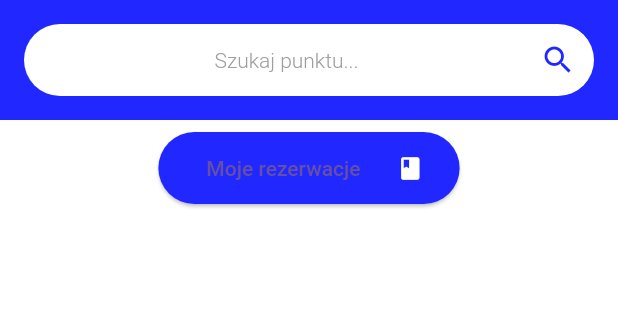
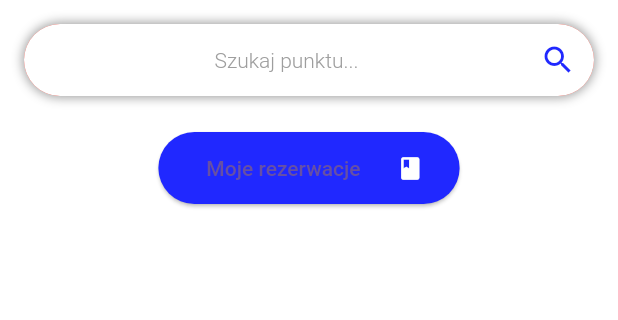
Before and after one commit to lvmjg/i_table, a Flutter app: the screen it shows after launch, on a phone screen of 412 x 824 dp, the part 585-905 px from its top. Run offline on Flutter 3.47's test engine with Material 2 defaults, Android fonts, the phone set to English and light mode, and no system bars; our stand-ins replace auto_size_text, bloc, cloud_firestore, cloud_functions, dartz, equatable and 8 more; missing offline and left inert: firebase_ui_auth, panorama; accounts and stored records are empty; statements that could not run were skipped.

Commit message:
PlaceSearchPage refactoring (remove entity keyword instead add model keyword to DTOs)

```diff
--- a/lib/features/place_search/data/repositories/place_search_repository.dart
+++ b/lib/features/place_search/data/repositories/place_search_repository.dart
@@ -1,25 +1,28 @@
 import 'package:dartz/dartz.dart';
 import 'package:i_table/core/error/exceptions.dart';
+import 'package:i_table/core/error/failures.dart';
 
-import '../../../../core/error/failures.dart';
-import '../../domain/entities/place_search_entity.dart';
+import '../../domain/entities/place_search.dart';
+import '../../domain/entities/place_search_factory.dart';
 import '../datasources/place_search_remote_data_source.dart';
+import '../models/place_search_model.dart';
 
 abstract class PlaceSearchRepository {
-  Future<Either<Failure, List<PlaceSearchEntity>>> fetchPlaces();
+  Future<Either<Failure, List<PlaceSearch>>> fetchPlaces();
 }
 
 class PlaceSearchRepositoryImpl implements PlaceSearchRepository {
   final PlaceSearchRemoteDataSource remote;
 
-  PlaceSearchRepositoryImpl(this.remote);
+  final PlaceSearchFactory placeSearchFactory;
+
+  PlaceSearchRepositoryImpl(this.remote, this.placeSearchFactory);
 
   @override
-  Future<Either<Failure, List<PlaceSearchEntity>>> fetchPlaces() async {
-    List<PlaceSearchEntity> places = [];
+  Future<Either<Failure, List<PlaceSearch>>> fetchPlaces() async {
     try {
-      places = await remote.fetchPlaces();
-      return Right(places);
+      List<PlaceSearchModel> places = await remote.fetchPlaces();
+      return Right(placeSearchFactory.getPlaceSearchesFromModel(places));
     } on FetchException {
       return Left(FetchFailure());
     }
--- /dev/null
+++ b/lib/features/place_search/domain/entities/place_search.dart
@@ -0,0 +1,7 @@
+class PlaceSearch{
+  final String placeId;
+  final String placeName;
+  final String placeAddress;
+
+  PlaceSearch(this.placeId, this.placeName, this.placeAddress);
+}
--- a/lib/features/place_search/domain/entities/place_search_entity.dart
+++ /dev/null
@@ -1,37 +0,0 @@
-import 'package:i_table/core/util/string_util.dart';
-import 'package:json_annotation/json_annotation.dart';
-
-import '../../../place_details/domain/entity/place_details_address_entity.dart';
-
-part 'place_search_entity.g.dart';
-
-@JsonSerializable()
-class PlaceSearchEntity{
-
-  @JsonKey(includeFromJson: false, includeToJson: false)
-  late String placeId;
-
-  @JsonKey(defaultValue: StringUtil.EMPTY)
-  final String placeName;
-
-  final PlaceDetailsAddressEntity placeAddress;
-
-  PlaceSearchEntity({required this.placeName, required this.placeAddress});
-
-  factory PlaceSearchEntity.fromJson(String placeId, Map<String, dynamic> json){
-    PlaceSearchEntity searchEntity = _$PlaceSearchEntityFromJson(json);
-    searchEntity.placeId = placeId;
-    return searchEntity;
-  }
-
-  Map<String, dynamic> toJson(){
-    Map<String, dynamic> jsonMap = _$PlaceSearchEntityToJson(this);
-    jsonMap['placeId'] = placeId;
-    return jsonMap;
-  }
-
-  @override
-  String toString(){
-    return placeAddress.placeCity;
-  }
-}
--- a/lib/features/place_search/domain/usecases/fetch_places.dart
+++ b/lib/features/place_search/domain/usecases/fetch_places.dart
@@ -2,19 +2,20 @@ import 'package:dartz/dartz.dart';
 import 'package:i_table/core/usecase/usecase.dart';
 
 import '../../../../core/error/failures.dart';
+import '../../data/models/place_search_model.dart';
 import '../../data/repositories/place_search_repository.dart';
-import '../entities/place_search_entity.dart';
+import '../entities/place_search.dart';
 
-class FetchPlaces implements UseCase<List<PlaceSearchEntity>, NoParams> {
+class FetchPlaces implements UseCase<List<PlaceSearch>, NoParams> {
   final PlaceSearchRepository searchRepository;
 
-  List<PlaceSearchEntity> places = [];
+  List<PlaceSearch> places = [];
 
   FetchPlaces(this.searchRepository);
 
   @override
-  Future<Either<Failure, List<PlaceSearchEntity>>> call(NoParams params) async {
-    Either<Failure, List<PlaceSearchEntity>> placesEither =
+  Future<Either<Failure, List<PlaceSearch>>> call(NoParams params) async {
+    Either<Failure, List<PlaceSearch>> placesEither =
         await searchRepository.fetchPlaces();
 
     if (placesEither.isRight()) {
@@ -24,7 +25,7 @@ class FetchPlaces implements UseCase<List<PlaceSearchEntity>, NoParams> {
     return placesEither;
   }
 
-  List<PlaceSearchEntity> filterPlaces(String input) {
+  List<PlaceSearch> filterPlaces(String input) {
     return places.where((element) {
       bool nameContainsInput =
           element.placeName.toLowerCase().contains(input.toLowerCase());
--- a/lib/features/place_search/presentation/bloc/place_search_bloc.dart
+++ b/lib/features/place_search/presentation/bloc/place_search_bloc.dart
@@ -1,39 +1,41 @@
 import 'package:bloc/bloc.dart';
 import 'package:equatable/equatable.dart';
 import 'package:flutter/material.dart';
+import 'package:i_table/features/place_search/domain/entities/place_search_factory.dart';
 
 import '../../../../core/usecase/usecase.dart';
 import '../../../../core/util/globals.dart';
 import '../../data/datasources/place_search_remote_data_source.dart';
+import '../../data/models/place_search_model.dart';
 import '../../data/repositories/place_search_repository.dart';
-import '../../domain/entities/place_search_entity.dart';
+import '../../domain/entities/place_search.dart';
 import '../../domain/usecases/fetch_places.dart';
 
 part 'place_search_event.dart';
+
 part 'place_search_state.dart';
 
 class PlaceSearchBloc extends Bloc<PlaceSearchEvent, PlaceSearchState> {
   PlaceSearchBloc() : super(PlaceSearchFetchSuccess(places: const [])) {
-    FetchPlaces fetchPlaces = FetchPlaces(PlaceSearchRepositoryImpl(PlaceSearchRemoteDataSourceImpl()));
+    FetchPlaces fetchPlaces = FetchPlaces(
+        PlaceSearchRepositoryImpl(PlaceSearchRemoteDataSourceImpl(), PlaceSearchFactory()));
 
     on<PlaceSearchInitiated>((event, emit) async {
       emit(PlaceSearchFetchInProgress());
 
-      if(state is PlaceSearchFetchInProgress) {
+      if (state is PlaceSearchFetchInProgress) {
         (await fetchPlaces(NoParams())).fold(
-                (failure) => emit(PlaceSearchFetchFailure(errorMessage: errorFetchPlaces)),
-                (places) => emit(PlaceSearchFetchSuccess(places: places))
-        );
+            (failure) =>
+                emit(PlaceSearchFetchFailure(errorMessage: errorFetchPlaces)),
+            (places) => emit(PlaceSearchFetchSuccess(places: places)));
       }
-
     });
 
     on<PlaceSearchInputProvided>((event, emit) async {
-      if(state is PlaceSearchFetchSuccess) {
-        emit(PlaceSearchFetchSuccess(places: List.of(fetchPlaces.filterPlaces(event.input))));
+      if (state is PlaceSearchFetchSuccess) {
+        emit(PlaceSearchFetchSuccess(
+            places: List.of(fetchPlaces.filterPlaces(event.input))));
       }
     });
-
-
   }
 }
--- a/lib/features/place_search/presentation/bloc/place_search_state.dart
+++ b/lib/features/place_search/presentation/bloc/place_search_state.dart
@@ -22,7 +22,7 @@ class PlaceSearchFetchInProgress extends PlaceSearchState {
 }
 
 class PlaceSearchFetchSuccess extends PlaceSearchState {
-  final List<PlaceSearchEntity> places;
+  final List<PlaceSearch> places;
 
   PlaceSearchFetchSuccess({required this.places});
 
--- a/lib/features/place_search/presentation/widgets/search_page/body/search_filter.dart
+++ b/lib/features/place_search/presentation/widgets/search_page/body/search_filter.dart
@@ -5,7 +5,9 @@ import '../../../../../../core/util/globals.dart';
 import '../../../bloc/place_search_bloc.dart';
 
 class SearchFilter extends StatefulWidget {
-  const SearchFilter({super.key});
+  const SearchFilter({super.key, required this.color});
+
+  final Color color;
 
   @override
   State<SearchFilter> createState() => _SearchFilterState();
@@ -17,7 +19,7 @@ class _SearchFilterState extends State<SearchFilter> {
   @override
   Widget build(BuildContext context) {
     return Material(
-      color: Color(primary),
+      color: Colors.white,
       child: Padding(
         padding: EdgeInsets.all(padding),
         child: BlocBuilder<PlaceSearchBloc, PlaceSearchState>(
@@ -29,7 +31,13 @@ class _SearchFilterState extends State<SearchFilter> {
                     ? Icons.clear_rounded
                     : Icons.search;
 
-            return TextField(
+            return Container(
+              decoration: BoxDecoration(
+                color: Colors.red,
+                  boxShadow: const [BoxShadow(color: Colors.black38, spreadRadius: 1, blurRadius: 5)],
+                  borderRadius: const BorderRadius.all(Radius.circular(100))),
+
+              child: TextField(
                 controller: controller,
                 enabled: searchTextFieldEnabled,
                 textAlign: TextAlign.center,
@@ -41,11 +49,15 @@ class _SearchFilterState extends State<SearchFilter> {
                 decoration: InputDecoration(
                     filled: true,
                     fillColor: Colors.white,
-                  border: OutlineInputBorder(
+                    enabledBorder: OutlineInputBorder(
                       gapPadding: 10,
-                    borderSide: BorderSide(width: 0, style: BorderStyle.none),
-                    borderRadius:
-                        const BorderRadius.all(Radius.circular(200.0)),
+                      borderSide: BorderSide.none,
+                        borderRadius: BorderRadius.all(Radius.circular(200))
+                    ),
+                    focusedBorder: OutlineInputBorder(
+                      gapPadding: 10,
+                        borderSide: BorderSide.none,
+                        borderRadius: BorderRadius.all(Radius.circular(padding))
                     ),
                     hintText: searchBarHint,
                     suffixIcon: IconButton(
@@ -66,6 +78,7 @@ class _SearchFilterState extends State<SearchFilter> {
                         color: Colors.grey, fontWeight: FontWeight.w300)),
                 style:
                     TextStyle(color: Colors.black, fontWeight: FontWeight.w300),
+              ),
             );
           },
         ),
```
Also changed, not shown: lib/features/place_search/data/datasources/place_search_remote_data_source.dart (+5 -5 lines), lib/features/place_search/data/models/place_search_model.dart (added, +32 -0 lines), lib/features/place_search/domain/entities/place_search_factory.dart (added, +12 -0 lines), lib/features/place_search/presentation/widgets/search_page/app_bar/place_search_app_bar.dart (+2 -12 lines), lib/features/place_search/presentation/widgets/search_page/body/place_search_body.dart (+9 -29 lines), lib/features/place_search/presentation/widgets/search_page/body/search_result_list.dart (+8 -19 lines), lib/features/place_search/presentation/widgets/search_page/drawer/place_search_drawer.dart (deleted, +0 -29 lines), lib/features/place_search/presentation/widgets/search_page/place_search_page.dart (+6 -7 lines), lib/features/place_search/data/models/place_search_model.g.dart. Lines whose indentation alone changed are shown as unchanged.
